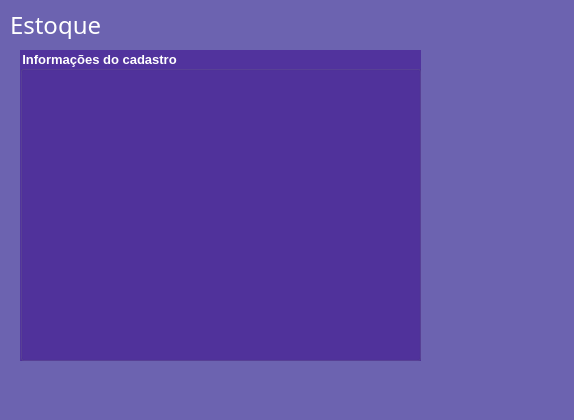
Above: view/estoque.ui from Michel3-01/Sistema_Loja_de_Roupas before the change. Below: the same form after it.
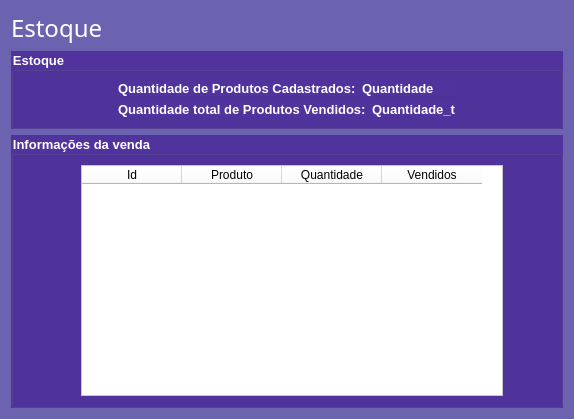
That is the form after the change.

```diff
--- a/view/estoque.ui
+++ b/view/estoque.ui
@@ -7,7 +7,7 @@
     <x>0</x>
     <y>0</y>
     <width>574</width>
-    <height>420</height>
+    <height>419</height>
    </rect>
   </property>
   <property name="windowTitle">
@@ -16,53 +16,243 @@
   <property name="styleSheet">
    <string notr="true">background-color:rgb(108, 99, 176);</string>
   </property>
-  <widget class="QLabel" name="label_2">
-   <property name="geometry">
-    <rect>
-     <x>10</x>
-     <y>10</y>
-     <width>222</width>
-     <height>29</height>
-    </rect>
-   </property>
-   <property name="font">
-    <font>
-     <family>Impact</family>
-     <pointsize>18</pointsize>
-    </font>
-   </property>
-   <property name="styleSheet">
-    <string notr="true">color: rgb(255, 255, 255);</string>
-   </property>
-   <property name="text">
-    <string>Estoque</string>
-   </property>
-  </widget>
-  <widget class="QGroupBox" name="groupBox">
-   <property name="geometry">
-    <rect>
-     <x>20</x>
-     <y>50</y>
-     <width>401</width>
-     <height>311</height>
-    </rect>
-   </property>
-   <property name="font">
-    <font>
-     <pointsize>10</pointsize>
-     <weight>75</weight>
-     <bold>true</bold>
-    </font>
-   </property>
-   <property name="styleSheet">
-    <string notr="true">background-color: rgb(81, 51, 157);
+  <layout class="QVBoxLayout" name="verticalLayout_2">
+   <item>
+    <widget class="QLabel" name="label_2">
+     <property name="font">
+      <font>
+       <family>Impact</family>
+       <pointsize>18</pointsize>
+      </font>
+     </property>
+     <property name="styleSheet">
+      <string notr="true">color: rgb(255, 255, 255);</string>
+     </property>
+     <property name="text">
+      <string>Estoque</string>
+     </property>
+    </widget>
+   </item>
+   <item>
+    <layout class="QVBoxLayout" name="verticalLayout_3">
+     <item>
+      <widget class="QGroupBox" name="groupBox_4">
+       <property name="font">
+        <font>
+         <pointsize>10</pointsize>
+         <weight>75</weight>
+         <bold>true</bold>
+        </font>
+       </property>
+       <property name="styleSheet">
+        <string notr="true">background-color: rgb(81, 51, 157);
 color:rgb(255,255,255);</string>
-   </property>
-   <property name="title">
-    <string>Informações do cadastro</string>
-   </property>
-   <layout class="QVBoxLayout" name="verticalLayout_2"/>
-  </widget>
+       </property>
+       <property name="title">
+        <string>Estoque</string>
+       </property>
+       <layout class="QVBoxLayout" name="verticalLayout_5">
+        <item>
+         <layout class="QHBoxLayout" name="horizontalLayout_7">
+          <item>
+           <spacer name="horizontalSpacer_7">
+            <property name="orientation">
+             <enum>Qt::Horizontal</enum>
+            </property>
+            <property name="sizeHint" stdset="0">
+             <size>
+              <width>40</width>
+              <height>20</height>
+             </size>
+            </property>
+           </spacer>
+          </item>
+          <item>
+           <layout class="QVBoxLayout" name="verticalLayout">
+            <item>
+             <layout class="QHBoxLayout" name="horizontalLayout_5">
+              <item>
+               <widget class="QLabel" name="label_7">
+                <property name="font">
+                 <font>
+                  <pointsize>10</pointsize>
+                  <weight>75</weight>
+                  <bold>true</bold>
+                 </font>
+                </property>
+                <property name="styleSheet">
+                 <string notr="true">color: rgb(255, 255, 255);</string>
+                </property>
+                <property name="text">
+                 <string>Quantidade de Produtos Cadastrados:</string>
+                </property>
+               </widget>
+              </item>
+              <item>
+               <widget class="QLabel" name="label_9">
+                <property name="font">
+                 <font>
+                  <pointsize>10</pointsize>
+                  <weight>75</weight>
+                  <bold>true</bold>
+                 </font>
+                </property>
+                <property name="styleSheet">
+                 <string notr="true">color: rgb(255, 255, 255);</string>
+                </property>
+                <property name="text">
+                 <string>Quantidade</string>
+                </property>
+               </widget>
+              </item>
+             </layout>
+            </item>
+            <item>
+             <layout class="QHBoxLayout" name="horizontalLayout_6">
+              <item>
+               <widget class="QLabel" name="label_8">
+                <property name="font">
+                 <font>
+                  <pointsize>10</pointsize>
+                  <weight>75</weight>
+                  <bold>true</bold>
+                 </font>
+                </property>
+                <property name="styleSheet">
+                 <string notr="true">color: rgb(255, 255, 255);</string>
+                </property>
+                <property name="text">
+                 <string>Quantidade total de Produtos Vendidos:</string>
+                </property>
+               </widget>
+              </item>
+              <item>
+               <widget class="QLabel" name="label_10">
+                <property name="font">
+                 <font>
+                  <pointsize>10</pointsize>
+                  <weight>75</weight>
+                  <bold>true</bold>
+                 </font>
+                </property>
+                <property name="styleSheet">
+                 <string notr="true">color: rgb(255, 255, 255);</string>
+                </property>
+                <property name="text">
+                 <string>Quantidade_t</string>
+                </property>
+               </widget>
+              </item>
+             </layout>
+            </item>
+           </layout>
+          </item>
+          <item>
+           <spacer name="horizontalSpacer_8">
+            <property name="orientation">
+             <enum>Qt::Horizontal</enum>
+            </property>
+            <property name="sizeHint" stdset="0">
+             <size>
+              <width>40</width>
+              <height>20</height>
+             </size>
+            </property>
+           </spacer>
+          </item>
+         </layout>
+        </item>
+       </layout>
+      </widget>
+     </item>
+    </layout>
+   </item>
+   <item>
+    <widget class="QGroupBox" name="groupBox">
+     <property name="font">
+      <font>
+       <pointsize>10</pointsize>
+       <weight>75</weight>
+       <bold>true</bold>
+      </font>
+     </property>
+     <property name="styleSheet">
+      <string notr="true">background-color: rgb(81, 51, 157);
+color:rgb(255,255,255);</string>
+     </property>
+     <property name="title">
+      <string>Informações da venda</string>
+     </property>
+     <layout class="QHBoxLayout" name="horizontalLayout_4">
+      <item>
+       <layout class="QHBoxLayout" name="horizontalLayout_3">
+        <item>
+         <spacer name="horizontalSpacer_5">
+          <property name="orientation">
+           <enum>Qt::Horizontal</enum>
+          </property>
+          <property name="sizeType">
+           <enum>QSizePolicy::Fixed</enum>
+          </property>
+          <property name="sizeHint" stdset="0">
+           <size>
+            <width>58</width>
+            <height>120</height>
+           </size>
+          </property>
+         </spacer>
+        </item>
+        <item>
+         <widget class="QTableWidget" name="tabela_funcionarios">
+          <property name="styleSheet">
+           <string notr="true">background-color: rgb(255, 255, 255);
+color:rgb(0, 0, 0);
+</string>
+          </property>
+          <column>
+           <property name="text">
+            <string>Id</string>
+           </property>
+          </column>
+          <column>
+           <property name="text">
+            <string>Produto</string>
+           </property>
+          </column>
+          <column>
+           <property name="text">
+            <string>Quantidade</string>
+           </property>
+          </column>
+          <column>
+           <property name="text">
+            <string>Vendidos</string>
+           </property>
+          </column>
+         </widget>
+        </item>
+        <item>
+         <spacer name="horizontalSpacer_6">
+          <property name="orientation">
+           <enum>Qt::Horizontal</enum>
+          </property>
+          <property name="sizeType">
+           <enum>QSizePolicy::Fixed</enum>
+          </property>
+          <property name="sizeHint" stdset="0">
+           <size>
+            <width>48</width>
+            <height>20</height>
+           </size>
+          </property>
+         </spacer>
+        </item>
+       </layout>
+      </item>
+     </layout>
+    </widget>
+   </item>
+  </layout>
  </widget>
  <resources/>
  <connections/>
```
